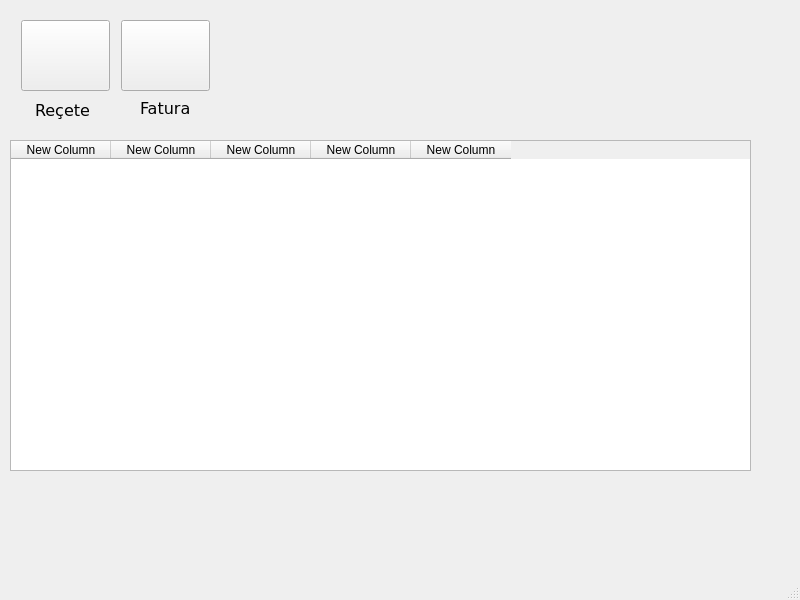
This is mdb/mainwindow.ui in nerdogan/nenra as Qt 5 draws it before an edit. The edited form follows.
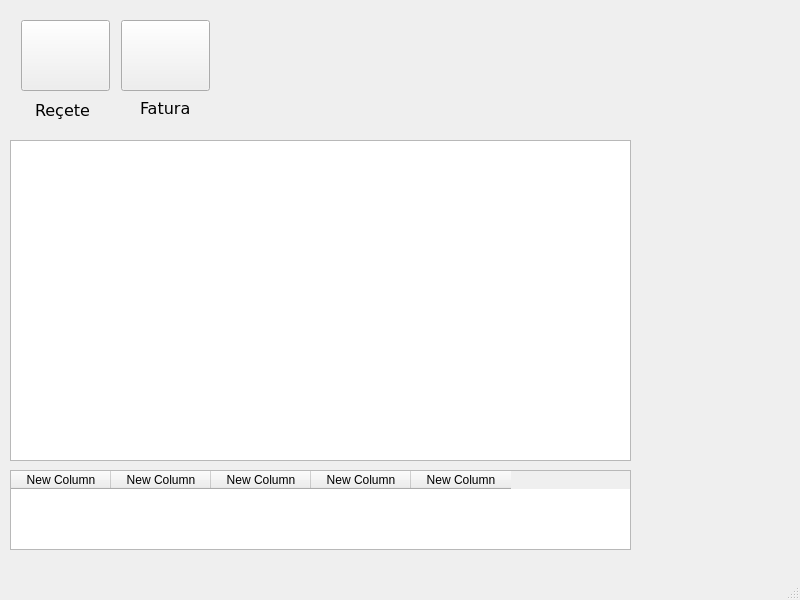
This is the edited form.

Diff of the .ui file:
```diff
--- a/mdb/mainwindow.ui
+++ b/mdb/mainwindow.ui
@@ -23,45 +23,53 @@
       <height>80</height>
      </rect>
     </property>
-    <layout class="QVBoxLayout" name="verticalLayout"/>
+    <layout class="QVBoxLayout" name="verticalLayout">
+     <item>
+      <widget class="QTableWidget" name="tableWidget">
+       <column>
+        <property name="text">
+         <string>New Column</string>
+        </property>
+       </column>
+       <column>
+        <property name="text">
+         <string>New Column</string>
+        </property>
+       </column>
+       <column>
+        <property name="text">
+         <string>New Column</string>
+        </property>
+       </column>
+       <column>
+        <property name="text">
+         <string>New Column</string>
+        </property>
+       </column>
+       <column>
+        <property name="text">
+         <string>New Column</string>
+        </property>
+       </column>
+      </widget>
+     </item>
+    </layout>
    </widget>
    <widget class="QWidget" name="verticalLayoutWidget_2">
     <property name="geometry">
      <rect>
       <x>10</x>
       <y>140</y>
-      <width>741</width>
-      <height>331</height>
+      <width>621</width>
+      <height>321</height>
      </rect>
     </property>
     <layout class="QVBoxLayout" name="verticalLayout_2">
      <item>
-      <widget class="QTableWidget" name="tableWidget">
-       <column>
-        <property name="text">
-         <string>New Column</string>
-        </property>
-       </column>
-       <column>
-        <property name="text">
-         <string>New Column</string>
-        </property>
-       </column>
-       <column>
-        <property name="text">
-         <string>New Column</string>
-        </property>
-       </column>
-       <column>
-        <property name="text">
-         <string>New Column</string>
-        </property>
-       </column>
-       <column>
-        <property name="text">
-         <string>New Column</string>
-        </property>
-       </column>
+      <widget class="QPlainTextEdit" name="plainTextEdit">
+       <property name="plainText">
+        <string/>
+       </property>
       </widget>
      </item>
     </layout>
```
